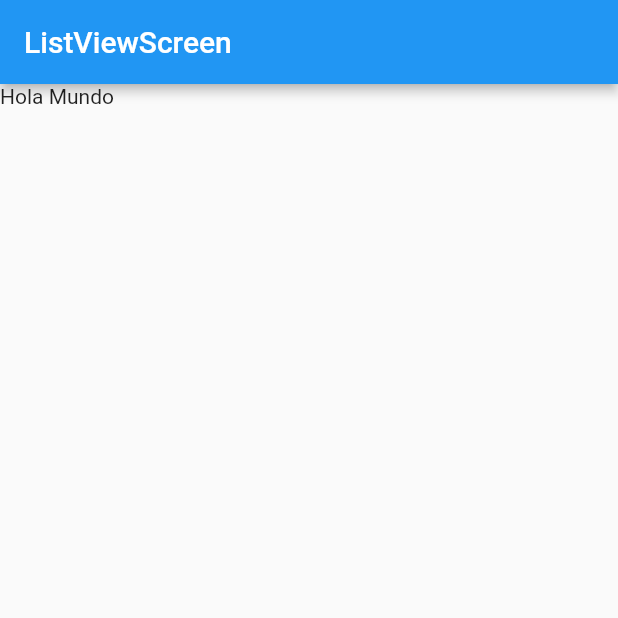
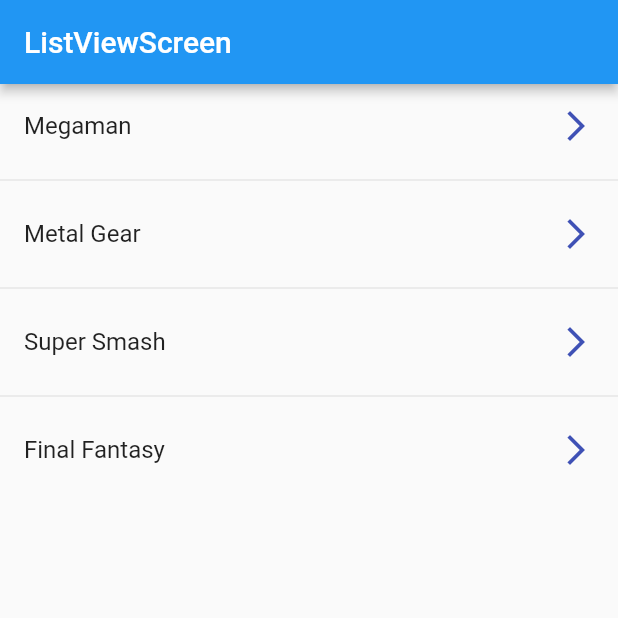
Before and after one commit to AlbertoAvinaAguilar/Flutter, a Flutter app: the screen it shows after launch, on a phone screen of 412 x 824 dp, the top half of it. Run offline on Flutter 3.47's test engine with Material 2 defaults, Android fonts, the phone set to English and light mode, and no system bars.

Commit message:
agrego list view implementando separated que en mas eficiente al momento de cargar muchos items de la lista

```diff
--- a/my_app/lib/main.dart
+++ b/my_app/lib/main.dart
@@ -1,6 +1,5 @@
 import 'package:flutter/material.dart';
-import 'package:my_app/screens/home_screen.dart';
-import 'package:my_app/screens/listview_screen.dart';
+import 'package:my_app/screens/listview_screen2.dart';
 
 void main() {
   runApp(const MyApp());
@@ -14,7 +13,7 @@ class MyApp extends StatelessWidget {
   Widget build(BuildContext context) {
     return const MaterialApp(
       //home: HomeScreen(),
-      home: Listview1Screen(),
+      home: Listview2Screen(),
       debugShowCheckedModeBanner: false,
     );
   }
--- a/my_app/lib/screens/listview_screen.dart
+++ b/my_app/lib/screens/listview_screen.dart
@@ -1,6 +1,14 @@
 import 'package:flutter/material.dart';
 
 class Listview1Screen extends StatelessWidget {
+  //Lista estatica de elementos
+  final options = const [
+    'Megaman',
+    'Metal Gear',
+    'Super Smash',
+    'Final Fantasy'
+  ];
+
   const Listview1Screen({Key? key}) : super(key: key);
 
   @override
@@ -11,8 +19,15 @@ class Listview1Screen extends StatelessWidget {
           elevation: 3.0,
         ),
         body: ListView(
-          children: const [
-            Text('Hola Mundo'),
+          children: [
+            //NOS PERMITE UNA LISTA DE WIDGETS
+            ...options //RECORREMOS LA LISTA
+                .map((game) => ListTile(
+                      title: Text(game),
+                      trailing: const Icon(Icons
+                          .arrow_forward_ios_outlined), //Widget que nos permite mostrar un elemento a la derecha del titulo
+                    ))
+                .toList(),
           ],
         ));
   }
--- /dev/null
+++ b/my_app/lib/screens/listview_screen2.dart
@@ -0,0 +1,39 @@
+import 'package:flutter/material.dart';
+
+class Listview2Screen extends StatelessWidget {
+  //Lista estatica de elementos
+  final options = const [
+    'Megaman',
+    'Metal Gear',
+    'Super Smash',
+    'Final Fantasy'
+  ];
+
+  const Listview2Screen({Key? key}) : super(key: key);
+
+  @override
+  Widget build(BuildContext context) {
+    return Scaffold(
+        appBar: AppBar(
+          title: const Text('ListViewScreen'),
+          elevation: 3.0,
+        ),
+        body: ListView.separated(
+          itemCount:
+              options.length, //Esto es requerido en un listview separated
+          itemBuilder: (context, i) => ListTile(
+            //Esto es requerido
+            title: Text(options[i]),
+            trailing: const Icon(
+              Icons.arrow_forward_ios_outlined,
+              color: Colors.indigo,
+            ),
+            onTap: () {
+              final game = options[i];
+              print(game);
+            },
+          ),
+          separatorBuilder: (_, __) => const Divider(),
+        ));
+  }
+}
```
